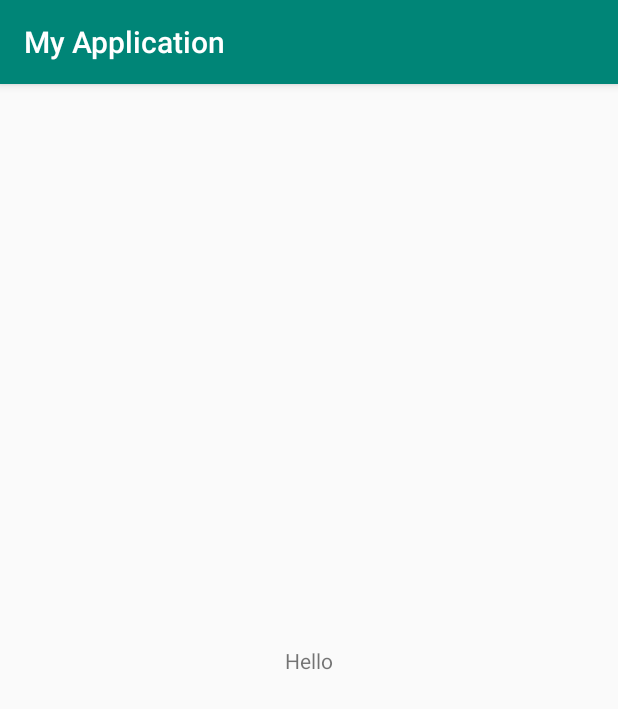
After one commit to yc0015139/AndroidPhotoViewer, an Android app: the fragment BrowserPageFragment shown on its own in the app's theme, on a phone screen of 412 x 824 dp. The commit adds this screen. Shown: the top 709 px of the screen. Run offline under Robolectric (Android 15) with nearby library versions, the phone set to English and light mode, and no system bars; our stand-ins replace data binding.

Commit message:
Load http response
- OkHttp
- Add BrowserPage with mvvm architecture

```diff
--- a/app/build.gradle
+++ b/app/build.gradle
@@ -40,4 +40,7 @@ dependencies {
 
     // ViewModel
     implementation "androidx.lifecycle:lifecycle-extensions:2.2.0"
+
+    // Okhttp
+    implementation "com.squareup.okhttp3:okhttp:4.9.0"
 }
--- a/app/src/main/AndroidManifest.xml
+++ b/app/src/main/AndroidManifest.xml
@@ -1,6 +1,8 @@
 <?xml version="1.0" encoding="utf-8"?>
 <manifest xmlns:android="http://schemas.android.com/apk/res/android"
     package="com.ycdev.myapplication">
+
+    <uses-permission android:name="android.permission.INTERNET"/>
 
     <application
         android:allowBackup="true"
--- /dev/null
+++ b/app/src/main/java/com/ycdev/myapplication/fragment/BrowserPageFragment.java
@@ -0,0 +1,46 @@
+package com.ycdev.myapplication.fragment;
+
+import android.os.Bundle;
+import android.view.LayoutInflater;
+import android.view.View;
+import android.view.ViewGroup;
+
+import androidx.annotation.NonNull;
+import androidx.annotation.Nullable;
+import androidx.fragment.app.Fragment;
+import androidx.lifecycle.ViewModelProvider;
+
+import com.ycdev.myapplication.R;
+import com.ycdev.myapplication.databinding.BrowserPageFragmentBinding;
+import com.ycdev.myapplication.viewmodel.BrowserPageViewModel;
+
+public class BrowserPageFragment extends Fragment {
+    private static BrowserPageFragment instance;
+
+    private BrowserPageViewModel viewModel;
+    private BrowserPageFragmentBinding binding;
+
+    public static BrowserPageFragment newInstance() {
+        if (instance == null) {
+            instance = new BrowserPageFragment();
+        }
+        return instance;
+    }
+
+    @Override
+    public View onCreateView(@NonNull LayoutInflater inflater, @Nullable ViewGroup container,
+                             @Nullable Bundle savedInstanceState) {
+        View view = inflater.inflate(R.layout.browser_page_fragment, container, false);
+        binding = BrowserPageFragmentBinding.bind(view);
+
+        viewModel = new ViewModelProvider(this).get(BrowserPageViewModel.class);
+        binding.setBrowserViewModel(viewModel);
+        return binding.getRoot();
+    }
+
+    @Override
+    public void onActivityCreated(@Nullable Bundle savedInstanceState) {
+        super.onActivityCreated(savedInstanceState);
+        viewModel.loadPhotos();
+    }
+}
--- /dev/null
+++ b/app/src/main/java/com/ycdev/myapplication/utils/HttpHelper.java
@@ -0,0 +1,41 @@
+package com.ycdev.myapplication.utils;
+
+import android.util.Log;
+
+import java.io.IOException;
+import java.util.concurrent.TimeUnit;
+
+import okhttp3.OkHttpClient;
+import okhttp3.Request;
+import okhttp3.Response;
+
+public class HttpHelper {
+    public static final int TIMEOUT = 30;
+
+    private static final String TAG = HttpHelper.class.getSimpleName();
+
+    public static String getResponse(String url) {
+        OkHttpClient client = new OkHttpClient().newBuilder()
+                .connectTimeout(TIMEOUT, TimeUnit.SECONDS)
+                .readTimeout(TIMEOUT, TimeUnit.SECONDS)
+                .writeTimeout(TIMEOUT, TimeUnit.SECONDS)
+                .build();
+
+        Request request = new Request.Builder().url(url).build();
+
+        String retResponse = "";
+        try {
+            Response response = client.newCall(request).execute();
+            if (response.isSuccessful()) {
+                retResponse = response.body().string();
+                Log.d(TAG, "getResponse: response = " + retResponse);
+            } else {
+                Log.d(TAG, "getResponse: Status code = " + response.message());
+            }
+        } catch (IOException e) {
+            e.printStackTrace();
+            Log.d(TAG, "getResponse: Some wrong on getResponse. e = " + e);
+        }
+        return retResponse;
+    }
+}
--- /dev/null
+++ b/app/src/main/java/com/ycdev/myapplication/viewmodel/BrowserPageViewModel.java
@@ -0,0 +1,20 @@
+package com.ycdev.myapplication.viewmodel;
+
+import androidx.lifecycle.ViewModel;
+
+import com.ycdev.myapplication.model.Photo;
+import com.ycdev.myapplication.utils.HttpHelper;
+
+import java.util.ArrayList;
+
+public class BrowserPageViewModel extends ViewModel {
+    private static final String URL = "https://jsonplaceholder.typicode.com/photos";
+
+    public ArrayList<Photo> photos = new ArrayList<>();
+
+    public void loadPhotos() {
+        new Thread(() -> {
+            String response = HttpHelper.getResponse(URL);
+        }).start();
+    }
+}
--- a/app/src/main/res/layout/activity_main.xml
+++ b/app/src/main/res/layout/activity_main.xml
@@ -20,9 +20,9 @@
 
     </com.google.android.material.appbar.AppBarLayout>
 
-    <fragment
+    <androidx.constraintlayout.widget.ConstraintLayout
         android:id="@+id/fragment_container"
-        android:name="com.ycdev.myapplication.authorpage.AuthorPageFragment"
+        android:name="com.ycdev.myapplication.fragment.AuthorPageFragment"
         android:layout_width="match_parent"
         android:layout_height="match_parent"
         app:layout_constraintBottom_toBottomOf="parent"
--- a/app/src/main/res/layout/author_page_fragment.xml
+++ b/app/src/main/res/layout/author_page_fragment.xml
@@ -1,10 +1,8 @@
 <?xml version="1.0" encoding="utf-8"?>
 <androidx.constraintlayout.widget.ConstraintLayout xmlns:android="http://schemas.android.com/apk/res/android"
     xmlns:app="http://schemas.android.com/apk/res-auto"
-    xmlns:tools="http://schemas.android.com/tools"
     android:layout_width="match_parent"
-    android:layout_height="match_parent"
-    tools:context=".authorpage.AuthorPageFragment">
+    android:layout_height="match_parent">
 
     <TextView
         android:id="@+id/tv_name"
@@ -25,5 +23,4 @@
         app:layout_constraintLeft_toLeftOf="parent"
         app:layout_constraintRight_toRightOf="parent"
         app:layout_constraintTop_toBottomOf="@+id/tv_name" />
-
 </androidx.constraintlayout.widget.ConstraintLayout>
--- /dev/null
+++ b/app/src/main/res/layout/browser_page_fragment.xml
@@ -0,0 +1,28 @@
+<?xml version="1.0" encoding="utf-8"?>
+<layout xmlns:android="http://schemas.android.com/apk/res/android"
+    xmlns:app="http://schemas.android.com/apk/res-auto"
+    xmlns:tools="http://schemas.android.com/tools">
+
+    <data>
+
+        <variable
+            name="browserViewModel"
+            type="com.ycdev.myapplication.viewmodel.BrowserPageViewModel" />
+    </data>
+
+    <androidx.constraintlayout.widget.ConstraintLayout
+        android:layout_width="match_parent"
+        android:layout_height="match_parent"
+        tools:context=".fragment.BrowserPageFragment">
+
+        <TextView
+            android:layout_width="wrap_content"
+            android:layout_height="wrap_content"
+            android:text="Hello"
+            app:layout_constraintBottom_toBottomOf="parent"
+            app:layout_constraintLeft_toLeftOf="parent"
+            app:layout_constraintRight_toRightOf="parent"
+            app:layout_constraintTop_toTopOf="parent" />
+<!-- GridLayout -->
+    </androidx.constraintlayout.widget.ConstraintLayout>
+</layout>
```
Also changed, not shown: app/src/main/java/com/ycdev/myapplication/MainActivity.java (+7 -28 lines), app/src/main/java/com/ycdev/myapplication/authorpage/AuthorPageViewModel.java (deleted, +0 -7 lines), app/src/main/java/com/ycdev/myapplication/fragment/AuthorPageFragment.java (renamed from app/src/main/java/com/ycdev/myapplication/authorpage/AuthorPageFragment.java, +11 -9 lines), app/src/main/java/com/ycdev/myapplication/model/Photo.java (added, +57 -0 lines).
